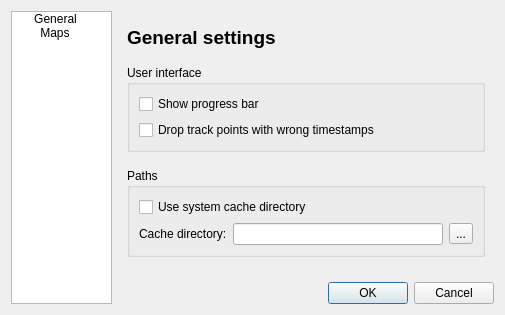
The window that forms/PreferencesDialog.ui (tobydox/rucktrack) describes before a commit, drawn with Qt 5.
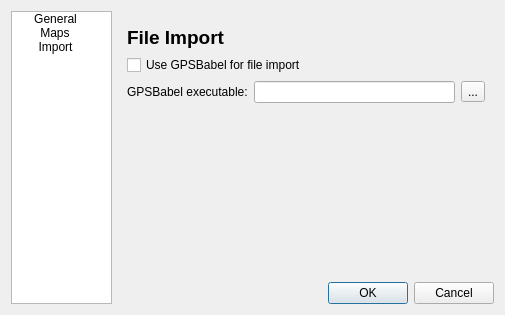
The same window after the commit. Icons and pictures are not drawn.

Commit message:
Preference dialog for file import settings
Added a pane for the file import settings in the “Preferences”
dialog.

```diff
--- a/forms/PreferencesDialog.ui
+++ b/forms/PreferencesDialog.ui
@@ -87,12 +87,22 @@
        <set>ItemIsSelectable|ItemIsUserCheckable|ItemIsEnabled</set>
       </property>
      </item>
+     <item>
+      <property name="text">
+       <string>Import</string>
+      </property>
+      <property name="icon">
+       <iconset resource="../resources/rucktrack.qrc">
+        <normaloff>:/resources/document-import.png</normaloff>
+        <normalon>:/resources/document-import.png</normalon>:/resources/document-import.png</iconset>
+      </property>
+     </item>
     </widget>
    </item>
    <item row="1" column="1" colspan="2">
     <widget class="QStackedWidget" name="configPages">
      <property name="currentIndex">
-      <number>0</number>
+      <number>2</number>
      </property>
      <widget class="QWidget" name="generalSettingsPage">
       <layout class="QVBoxLayout" name="verticalLayout_2">
@@ -290,6 +300,69 @@
        </item>
       </layout>
      </widget>
+     <widget class="QWidget" name="importSettingsPage">
+      <layout class="QVBoxLayout" name="verticalLayout_3">
+       <item>
+        <widget class="QLabel" name="generalTitleLabel_5">
+         <property name="font">
+          <font>
+           <pointsize>14</pointsize>
+           <weight>75</weight>
+           <bold>true</bold>
+          </font>
+         </property>
+         <property name="text">
+          <string>File Import</string>
+         </property>
+        </widget>
+       </item>
+       <item>
+        <widget class="QCheckBox" name="gpsBabelFileImport">
+         <property name="text">
+          <string>Use GPSBabel for file import</string>
+         </property>
+        </widget>
+       </item>
+       <item>
+        <layout class="QHBoxLayout" name="horizontalLayout">
+         <item>
+          <widget class="QLabel" name="label_4">
+           <property name="text">
+            <string>GPSBabel executable:</string>
+           </property>
+          </widget>
+         </item>
+         <item>
+          <widget class="QLineEdit" name="gpsBabelExecutable"/>
+         </item>
+         <item>
+          <widget class="QToolButton" name="gpsBabelExecutableBtn">
+           <property name="text">
+            <string>...</string>
+           </property>
+           <property name="icon">
+            <iconset resource="../resources/rucktrack.qrc">
+             <normaloff>:/resources/document-open.png</normaloff>:/resources/document-open.png</iconset>
+           </property>
+          </widget>
+         </item>
+        </layout>
+       </item>
+       <item>
+        <spacer name="verticalSpacer_3">
+         <property name="orientation">
+          <enum>Qt::Vertical</enum>
+         </property>
+         <property name="sizeHint" stdset="0">
+          <size>
+           <width>20</width>
+           <height>178</height>
+          </size>
+         </property>
+        </spacer>
+       </item>
+      </layout>
+     </widget>
     </widget>
    </item>
    <item row="2" column="1">
```
The commit also changes 5 other files.
